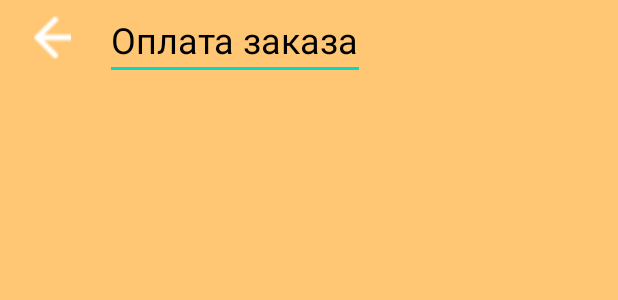
After one commit to madzhunova/Individual-project-2, an Android app: the layout the_order.xml on its own in the app's theme, with its tools: preview values and no code run, on a phone screen of 412 x 824 dp. The commit adds this screen. Shown: the top 300 px of the screen. Run offline under Robolectric (Android 15) with nearby library versions, the phone set to English and light mode, and no system bars.

Commit message:
7th frame: the order

```diff
--- /dev/null
+++ b/app/src/main/res/layout/the_order.xml
@@ -0,0 +1,27 @@
+<?xml version="1.0" encoding="utf-8"?>
+<androidx.constraintlayout.widget.ConstraintLayout xmlns:android="http://schemas.android.com/apk/res/android"
+    xmlns:app="http://schemas.android.com/apk/res-auto"
+    android:layout_width="match_parent"
+    android:layout_height="match_parent"
+    android:background="@color/light_orange_color">
+
+
+    <ImageView
+        android:id="@+id/imageView20"
+        android:layout_width="30dp"
+        android:layout_height="30dp"
+        android:layout_marginStart="20dp"
+        android:layout_marginTop="10dp"
+        app:layout_constraintStart_toStartOf="parent"
+        app:layout_constraintTop_toTopOf="parent"
+        app:srcCompat="@drawable/arrow_2" />
+
+    <EditText
+        style="@style/sortfor"
+        android:layout_width="wrap_content"
+        android:layout_height="wrap_content"
+        android:text="@string/text5"
+        android:layout_marginStart="20dp"
+        app:layout_constraintStart_toEndOf="@+id/imageView20"
+        app:layout_constraintTop_toTopOf="parent" />
+</androidx.constraintlayout.widget.ConstraintLayout>
--- a/app/src/main/res/values/strings.xml
+++ b/app/src/main/res/values/strings.xml
@@ -41,4 +41,5 @@
     <string name="text4">ОБЯЗАТЕЛЬНО</string>
     <string name="pepperoni_30_size">“Пепперони” традиционное тесто (30 см.)</string>
     <string name="_170">+170 сом</string>
+    <string name="text5">Оплата заказа</string>
 </resources>
```
